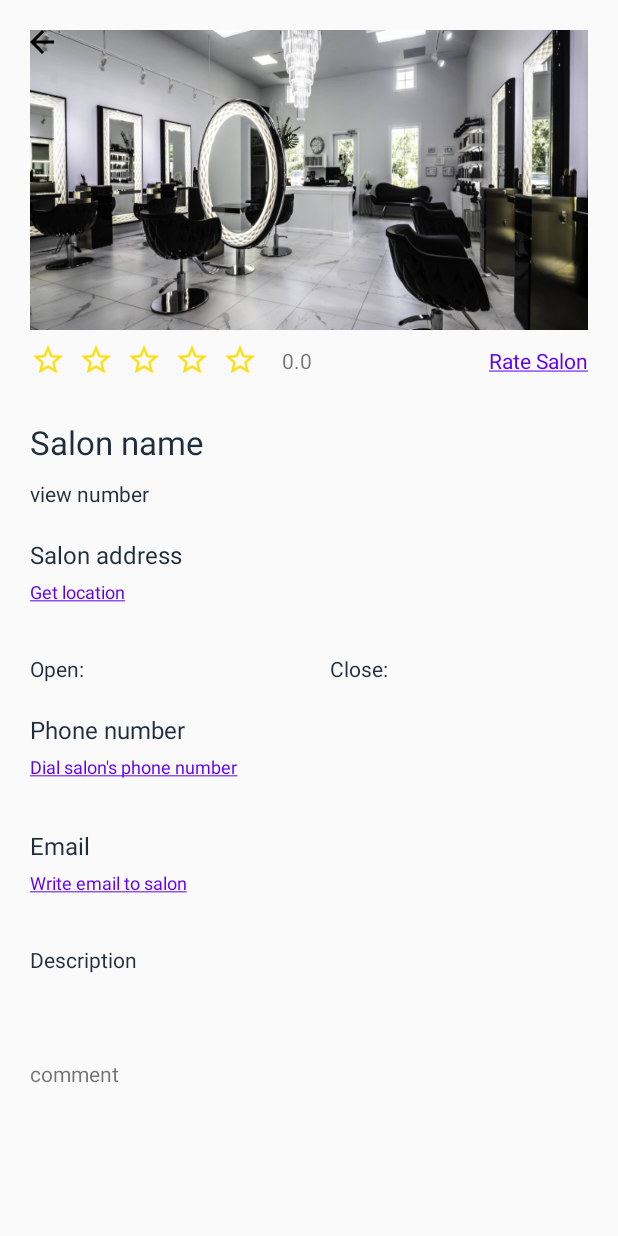
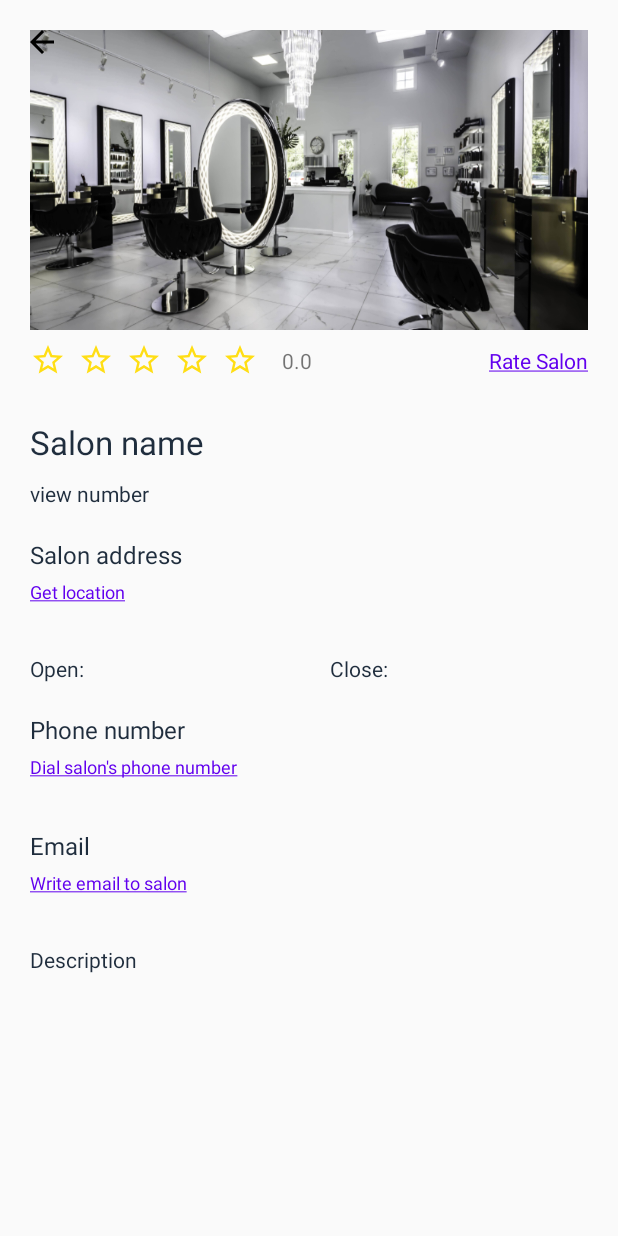
Before and after one commit to dohaiha1703/SalonReview, an Android app: the DetailActivity screen opened directly, with no data from a screen before it, on a phone screen of 412 x 824 dp. Run offline under Robolectric (Android 15) with nearby library versions, the phone set to English and light mode, and no system bars; our stand-ins replace Firebase (no records; nobody signed in at launch, a user with empty details on screens opened directly); 1 statement that could not run was skipped.

Commit message:
edit logo

```diff
--- a/SalonReviewer_01/app/src/main/java/com/framgia/gotosalon/screen/manager/ManagerActivity.java
+++ b/SalonReviewer_01/app/src/main/java/com/framgia/gotosalon/screen/manager/ManagerActivity.java
@@ -101,9 +101,9 @@ public class ManagerActivity extends BaseActivity implements View.OnClickListene
                 break;
             case R.id.image_search:
                 mSalons.clear();
-                String data = mEditTextSearch.getText().toString().trim();
+                String data = mEditTextSearch.getText().toString().toLowerCase().trim();
                 for (Salon x : mSalonsSearch) {
-                    if (x.getSalonName().contains(data)) {
+                    if (x.getSalonName().toLowerCase().contains(data)) {
                         mSalons.add(x);
                         Log.d("aaa", "onClick: ");
                     }
--- a/SalonReviewer_01/app/src/main/res/layout/activity_detail_salon.xml
+++ b/SalonReviewer_01/app/src/main/res/layout/activity_detail_salon.xml
@@ -235,17 +235,6 @@
                 app:layout_constraintTop_toTopOf="@+id/imageViewStart5" />
 
             <TextView
-                android:id="@+id/text_view_coment"
-                android:layout_width="0dp"
-                android:layout_height="wrap_content"
-                android:layout_marginTop="32dp"
-                android:layout_marginEnd="8dp"
-                android:text="comment"
-                app:layout_constraintEnd_toEndOf="parent"
-                app:layout_constraintStart_toStartOf="@+id/text_salon_description"
-                app:layout_constraintTop_toBottomOf="@+id/text_salon_description" />
-
-            <TextView
                 android:id="@+id/text_rating"
                 android:layout_width="wrap_content"
                 android:layout_height="wrap_content"
--- a/SalonReviewer_01/app/src/main/res/values/strings.xml
+++ b/SalonReviewer_01/app/src/main/res/values/strings.xml
@@ -1,5 +1,5 @@
 <resources>
-    <string name="app_name">GoToSalon</string>
+    <string name="app_name">Salon Review</string>
     <string name="button_login_as_guest">Use as guest</string>
     <string name="tittle_background">background</string>
     <string name="button_login_to_ad"><u>Login to advertise your salon </u></string>
```
Also changed, not shown: SalonReviewer_01/app/src/main/java/com/framgia/gotosalon/screen/detail/DetailActivity.java (+7 -1 lines), SalonReviewer_01/app/src/main/java/com/framgia/gotosalon/screen/rate/RateSalonActivity.java (+14 -0 lines), SalonReviewer_01/app/src/main/res/drawable/image_logo.png.
